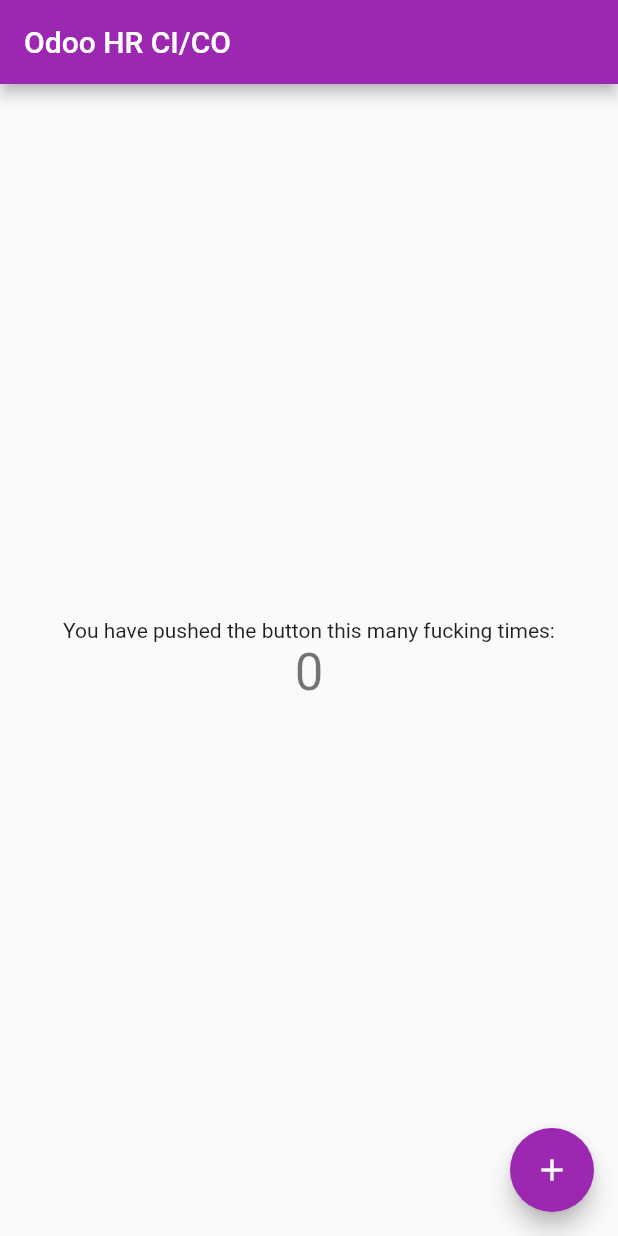
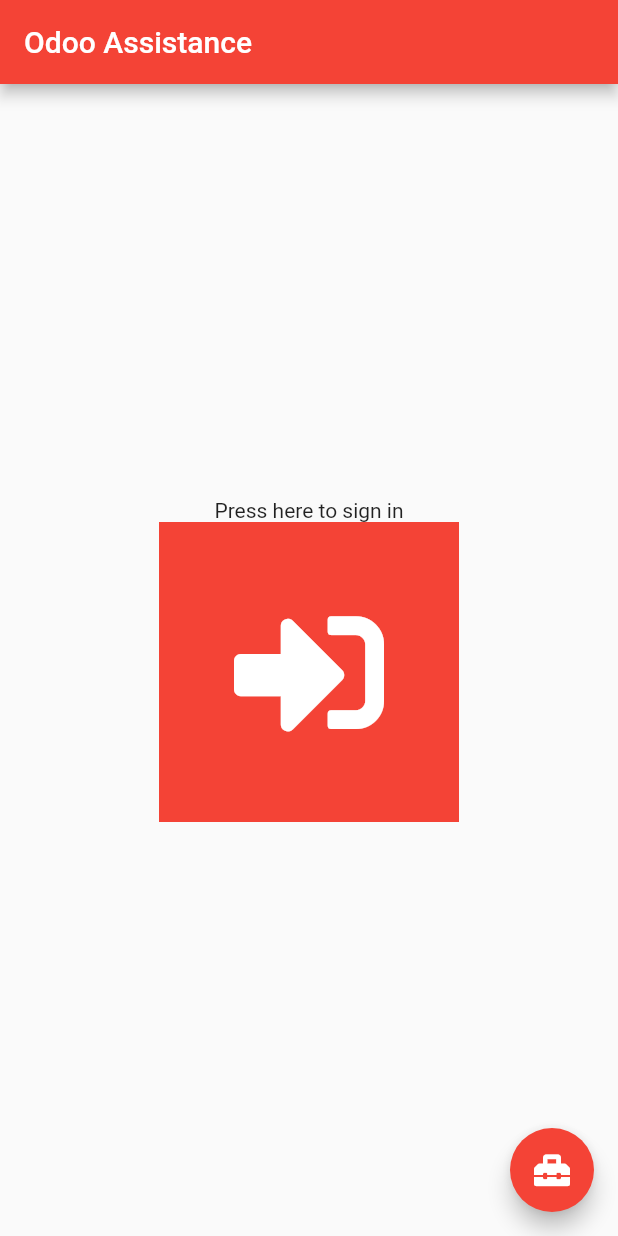
Before and after one commit to IronSenior/Odoo-hr-attendance-Phone-App, a Flutter app: the screen it shows after launch, on a phone screen of 412 x 824 dp. Run offline on Flutter 3.47's test engine with Material 2 defaults, Android fonts, the phone set to English and light mode, and no system bars; our stand-ins replace font_awesome_flutter; missing offline and left inert: odoo_api.

Commit message:
Homepage 1.0

```diff
--- a/lib/main.dart
+++ b/lib/main.dart
@@ -1,41 +1,25 @@
 import 'package:flutter/material.dart';
+import 'package:flutter/semantics.dart';
+import 'package:font_awesome_flutter/font_awesome_flutter.dart';
+import 'package:odoo_api/odoo_api.dart';
 
 void main() => runApp(MyApp());
 
 class MyApp extends StatelessWidget {
-  // This widget is the root of your application.
   @override
   Widget build(BuildContext context) {
     return MaterialApp(
-      title: 'Flutter Demo',
+      title: 'Odoo Assistance',
       theme: ThemeData(
-        // This is the theme of your application.
-        //
-        // Try running your application with "flutter run". You'll see the
-        // application has a blue toolbar. Then, without quitting the app, try
-        // changing the primarySwatch below to Colors.green and then invoke
-        // "hot reload" (press "r" in the console where you ran "flutter run",
-        // or simply save your changes to "hot reload" in a Flutter IDE).
-        // Notice that the counter didn't reset back to zero; the application
-        // is not restarted.
-        primarySwatch: Colors.purple,
+        primarySwatch: Colors.red,
       ),
-      home: MyHomePage(title: 'Odoo HR CI/CO'),
+      home: MyHomePage(title: 'Odoo Assistance'),
     );
   }
 }
 
 class MyHomePage extends StatefulWidget {
   MyHomePage({Key key, this.title}) : super(key: key);
-
-  // This widget is the home page of your application. It is stateful, meaning
-  // that it has a State object (defined below) that contains fields that affect
-  // how it looks.
-
-  // This class is the configuration for the state. It holds the values (in this
-  // case the title) provided by the parent (in this case the App widget) and
-  // used by the build method of the State. Fields in a Widget subclass are
-  // always marked "final".
 
   final String title;
 
@@ -44,68 +28,86 @@ class MyHomePage extends StatefulWidget {
 }
 
 class _MyHomePageState extends State<MyHomePage> {
-  int _counter = 0;
+  bool _employeeIn = false;
 
   void _incrementCounter() {
     setState(() {
-      // This call to setState tells the Flutter framework that something has
-      // changed in this State, which causes it to rerun the build method below
-      // so that the display can reflect the updated values. If we changed
-      // _counter without calling setState(), then the build method would not be
-      // called again, and so nothing would appear to happen.
-      _counter++;
+      _employeeIn = ! _employeeIn;
     });
   }
 
   @override
   Widget build(BuildContext context) {
-    // This method is rerun every time setState is called, for instance as done
-    // by the _incrementCounter method above.
-    //
-    // The Flutter framework has been optimized to make rerunning build methods
-    // fast, so that you can just rebuild anything that needs updating rather
-    // than having to individually change instances of widgets.
     return Scaffold(
       appBar: AppBar(
-        // Here we take the value from the MyHomePage object that was created by
-        // the App.build method, and use it to set our appbar title.
         title: Text(widget.title),
       ),
       body: Center(
-        // Center is a layout widget. It takes a single child and positions it
-        // in the middle of the parent.
         child: Column(
-          // Column is also a layout widget. It takes a list of children and
-          // arranges them vertically. By default, it sizes itself to fit its
-          // children horizontally, and tries to be as tall as its parent.
-          //
-          // Invoke "debug painting" (press "p" in the console, choose the
-          // "Toggle Debug Paint" action from the Flutter Inspector in Android
-          // Studio, or the "Toggle Debug Paint" command in Visual Studio Code)
-          // to see the wireframe for each widget.
-          //
-          // Column has various properties to control how it sizes itself and
-          // how it positions its children. Here we use mainAxisAlignment to
-          // center the children vertically; the main axis here is the vertical
-          // axis because Columns are vertical (the cross axis would be
-          // horizontal).
           mainAxisAlignment: MainAxisAlignment.center,
           children: <Widget>[
             Text(
-              'You have pushed the button this many fucking times:',
+              (_employeeIn) ? 'Press here to sign out'
+                                : 'Press here to sign in'
             ),
-            Text(
-              '$_counter',
-              style: Theme.of(context).textTheme.display1,
+            Center(
+              child: Container(
+                color: Theme.of(context).accentColor,
+                child: IconButton(
+                            icon: (_employeeIn) ? Icon( FontAwesomeIcons.signOutAlt, color: Colors.white, size: 100)
+                                                    : Icon(FontAwesomeIcons.signInAlt, color: Colors.white, size: 100),
+                            onPressed: _incrementCounter
+                          ),
+                width: 200,
+                height: 200,
+              )
             ),
           ],
         ),
       ),
       floatingActionButton: FloatingActionButton(
-        onPressed: _incrementCounter,
-        tooltip: 'Increment',
-        child: Icon(Icons.add),
+        onPressed: (){Navigator.push(
+                         context,
+                         MaterialPageRoute(builder: (context) => SettingsPage()));},
+        tooltip: 'Settings',
+        child: Icon(FontAwesomeIcons.toolbox),
       ), // This trailing comma makes auto-formatting nicer for build methods.
     );
   }
 }
+
+
+class SettingsPage extends StatefulWidget {
+  SettingsPage({Key key, this.title}) : super(key: key);
+
+  final String title;
+
+  @override
+  _SettingsState createState() => _SettingsState();
+
+}
+
+
+class _SettingsState extends State<SettingsPage> {
+
+  String _odooUrl = "";
+  var _client;
+
+  void _checkConnectionState() {
+    _client = new OdooClient(_odooUrl);
+    _client.connect().then((version) {
+      print("Connected $version");
+    });
+  }
+
+  @override
+  Widget build(BuildContext context){
+    return Scaffold(
+      appBar: AppBar(
+        title: Text(widget.title)
+      ),
+    );
+  }
+
+
+}
--- a/pubspec.yaml
+++ b/pubspec.yaml
@@ -23,6 +23,9 @@ dependencies:
   # The following adds the Cupertino Icons font to your application.
   # Use with the CupertinoIcons class for iOS style icons.
   cupertino_icons: ^0.1.2
+  font_awesome_flutter: 8.5.0
+  odoo_api: ^1.0.4
+
 
 dev_dependencies:
   flutter_test:
```
Also changed, not shown: pubspec.lock.
